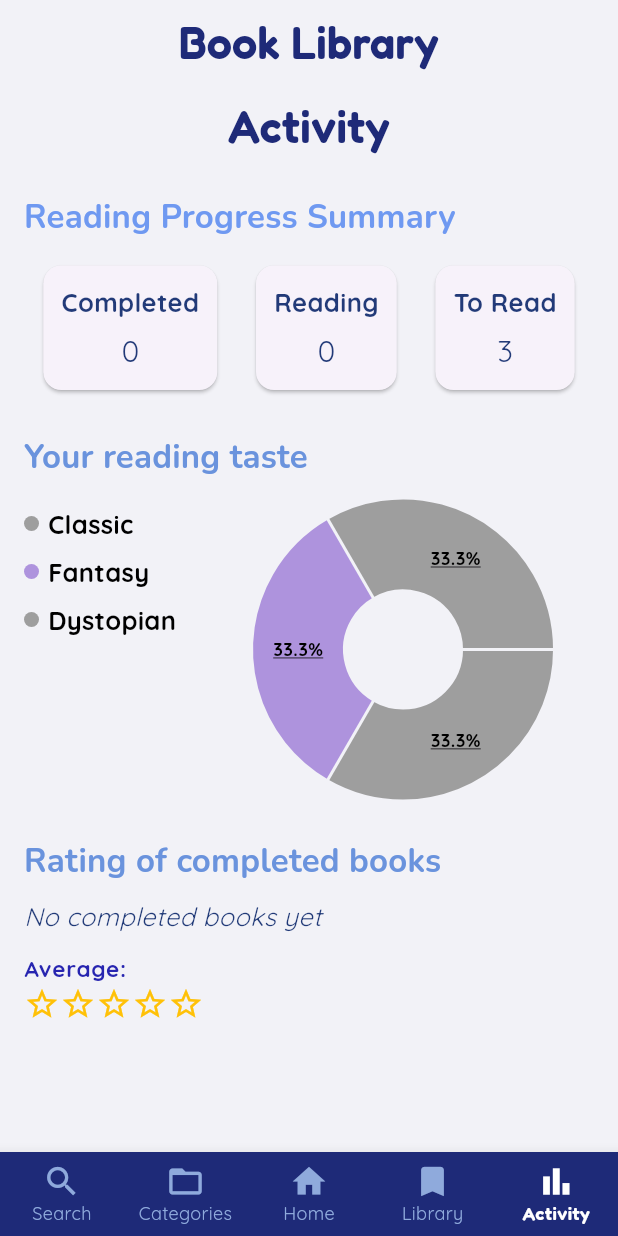
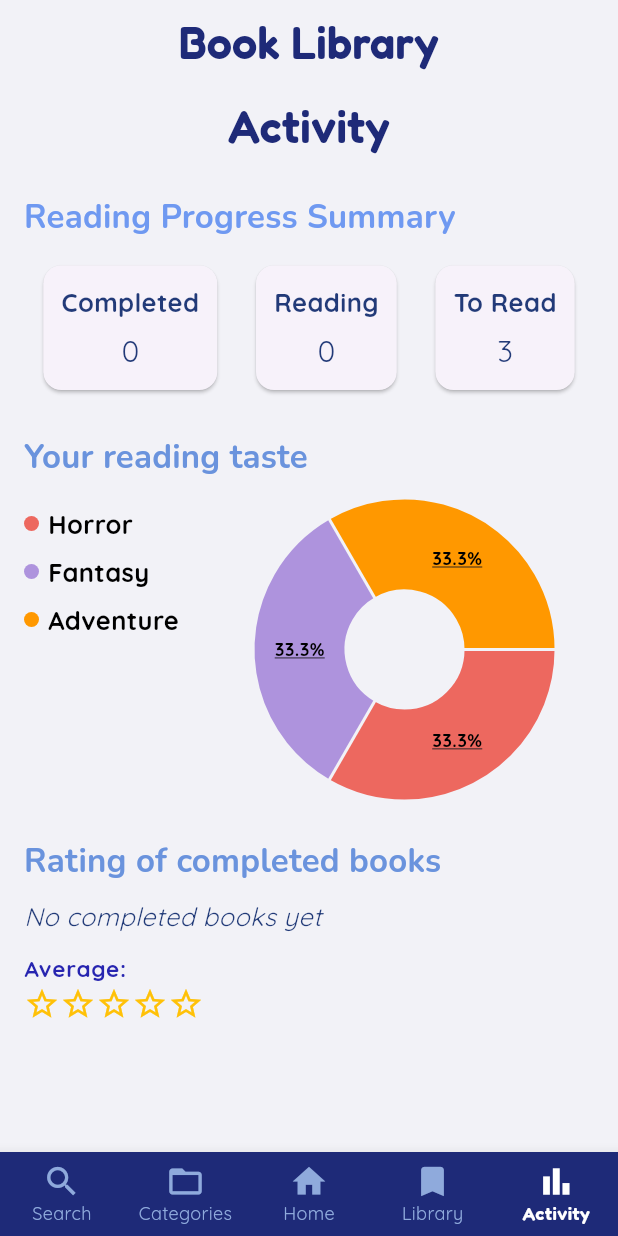
Before and after one commit to Emanuela3009/library_app, a Flutter app: the screen it shows after launch, item 5 of the bottom bar chosen, on a phone screen of 412 x 824 dp. Run offline on Flutter 3.47's test engine with Material 3 defaults, Android fonts, the phone set to English and light mode, and no system bars; drawn by our look-alikes of fl_chart; our stand-ins replace flutter_colorpicker, google_fonts, image_picker, sqflite; accounts and stored records are empty.

Commit message:
modifica fake_books

```diff
--- a/lib/data/fake_books.dart
+++ b/lib/data/fake_books.dart
@@ -5,7 +5,7 @@ final List<Book> popularBooks = [
   Book(
     title: "The Great Gatsby",
     author: "F. Scott Fitzgerald",
-    genre: "Classic",
+    genre: "Horror",
     plot: "A mysterious millionaire throws lavish parties in the 1920s.",
     imagePath: "assets/books/ok.jpg",
     rating: 0,
@@ -25,7 +25,7 @@ final List<Book> popularBooks = [
   Book(
     title: "1984",
     author: "George Orwell",
-    genre: "Dystopian",
+    genre: "Adventure",
     plot: "A man lives under constant surveillance in a totalitarian regime.",
     imagePath: "assets/books/ok.jpg",
     rating: 0,
```
